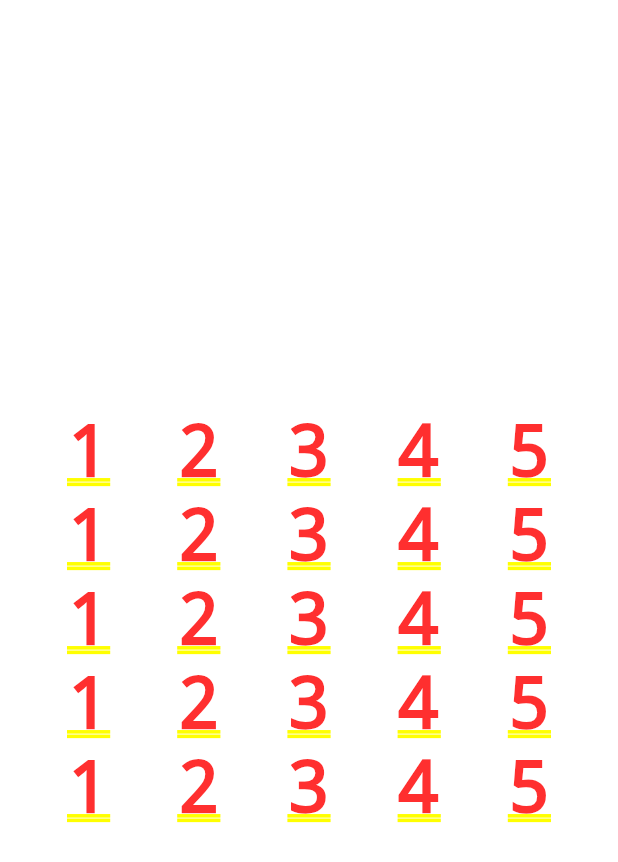
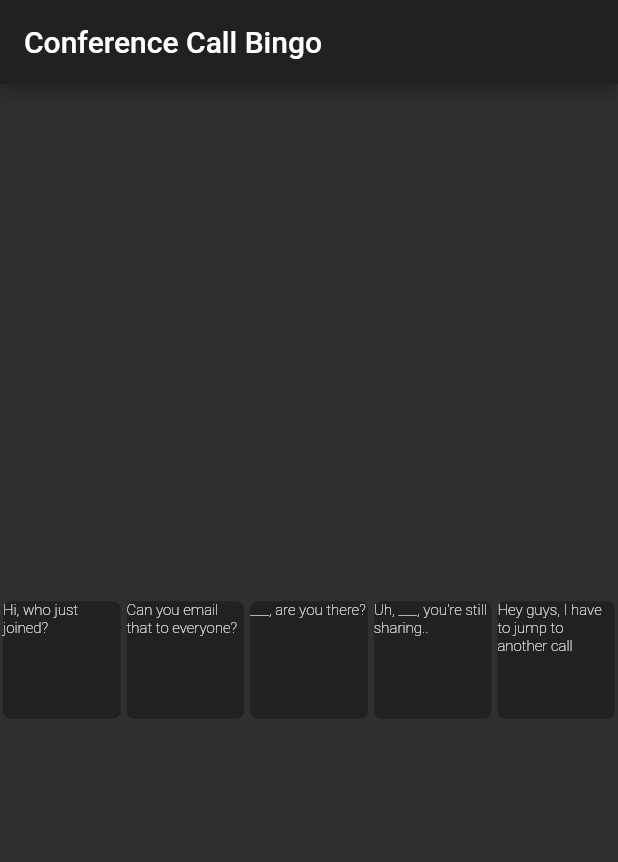
Before and after one commit to tplive/conference_call_bingo_flutter, a Flutter app: the screen it shows after launch, on a phone screen of 412 x 824 dp. Shown: the top 862 px of the screen. Run offline on Flutter 3.47's test engine with Material 2 defaults, Android fonts, the phone set to English and light mode, and no system bars.

Commit message:
add: cards to make up the ui. add: styling to cards. add: list of cliches to use for the bingo.

```diff
--- a/lib/main.dart
+++ b/lib/main.dart
@@ -1,6 +1,11 @@
 import 'package:flutter/material.dart';
 
 void main() => runApp(MyApp());
+
+final TextStyle cardStyle = TextStyle(
+  fontSize: 10.0,
+  fontWeight: FontWeight.w100,
+);
 
 class MyApp extends StatelessWidget {
   // This widget is the root of your application.
@@ -9,7 +14,6 @@ class MyApp extends StatelessWidget {
     return MaterialApp(
       theme: ThemeData.dark(),
       home: BingoPage(),
-
     );
   }
 }
@@ -22,62 +26,110 @@ class BingoPage extends StatefulWidget {
 class _BingoPageState extends State<BingoPage> {
   @override
   Widget build(BuildContext context) {
-    return Container(
+    return Scaffold(
+      appBar: AppBar(
+      title: Text('Conference Call Bingo'),
+      ),
+      body: Container(
         child: Column(
           mainAxisAlignment: MainAxisAlignment.center,
+          crossAxisAlignment: CrossAxisAlignment.stretch,
           children: <Widget>[
             Row(
-            mainAxisAlignment: MainAxisAlignment.spaceEvenly,
               children: <Widget>[
-              Text('1'),
-              Text('2'),
-              Text('3'),
-              Text('4'),
-              Text('5'),
+                Expanded(
+                  child: BingoCard(
+                    cliches[0],
+                    onPress: null,
+                  ),
+                ),
+                Expanded(
+                  child: BingoCard(
+                    cliches[1],
+                    onPress: null,
+                  ),
+                ),
+                Expanded(
+                  child: BingoCard(
+                    cliches[2],
+                    onPress: null,
+                  ),
+                ),
+                Expanded(
+                  child: BingoCard(
+                    cliches[3],
+                    onPress: null,
+                  ),
+                ),
+                Expanded(
+                  child: BingoCard(
+                    cliches[4],
+                    onPress: null,
+                  ),
+                ),
               ],
             ),
-          Row(
-            mainAxisAlignment: MainAxisAlignment.spaceEvenly,
-            children: <Widget>[
-              Text('1'),
-              Text('2'),
-              Text('3'),
-              Text('4'),
-              Text('5'),
+
           ],
         ),
-          Row(
-            mainAxisAlignment: MainAxisAlignment.spaceEvenly,
-            children: <Widget>[
-              Text('1'),
-              Text('2'),
-              Text('3'),
-              Text('4'),
-              Text('5'),
-            ],
-          ),
-          Row(
-            mainAxisAlignment: MainAxisAlignment.spaceEvenly,
-            children: <Widget>[
-              Text('1'),
-              Text('2'),
-              Text('3'),
-              Text('4'),
-              Text('5'),
-            ],
-          ),
-          Row(
-            mainAxisAlignment: MainAxisAlignment.spaceEvenly,
-            children: <Widget>[
-              Text('1'),
-              Text('2'),
-              Text('3'),
-              Text('4'),
-              Text('5'),
-            ],
-          ),
-        ],
       ),
     );
   }
 }
+
+class BingoCard extends StatelessWidget {
+  BingoCard(this.text, {this.onPress});
+
+
+  final Function onPress;
+  final String text;
+
+  @override
+  Widget build(BuildContext context) {
+    return GestureDetector(
+      onTap: onPress,
+      child: AspectRatio(
+        aspectRatio: 1,
+        child: Container(
+          child: Text(
+            text,
+            style: cardStyle,
+          ),
+          margin: EdgeInsets.all(2.0),
+          decoration: BoxDecoration(
+            color: Colors.grey[900],
+            borderRadius: BorderRadius.circular(5.0),
+          ),
+        ),
+      ),
+    );
+  }
+}
+
+final List<String> cliches = [
+  'Hi, who just joined?',
+  'Can you email that to everyone?',
+  '___, are you there?',
+  'Uh, ___, you\'re still sharing..',
+  'Hey guys, I have to jump to another call',
+  '(sound of someone typing, possibly with a hammer)',
+  '(loud, painful echo/feedback',
+  '(child or animal noises',
+  'Hi, can you hear me?',
+  '..no, it\'s still loading',
+  'Next slide, please..',
+  'Can everyone go on mute?',
+  'I\'m sorry, I was on mute..',
+  '(for overtalkers)\nSorry, go ahead.',
+  'Hello?\nHello!?',
+  'So, (fades out), I can (unintelligible) by (cuts out) ok?',
+  'Sorry I\'m late <insert lame excuse>',
+  'I have a hard stop at..',
+  'I\'m sorry, you cut out there..',
+  'Can we take this offline?',
+  'I\'ll have to get back to you',
+  'Can everyone see my screen?',
+  'Sorry, I was having connection issues..',
+  'I think there is a lag..',
+  'Sorry I didn\'t catch that, can you repeat?'
+];
--- a/pubspec.yaml
+++ b/pubspec.yaml
@@ -1,5 +1,5 @@
 name: conference_call_bingo
-description: A new Flutter application.
+description: A Flutter implementation of the popular game Conference Call Bingo.
 
 # The following defines the version and build number for your application.
 # A version number is three numbers separated by dots, like 1.2.43
```
Lines whose indentation alone changed are shown as unchanged.
